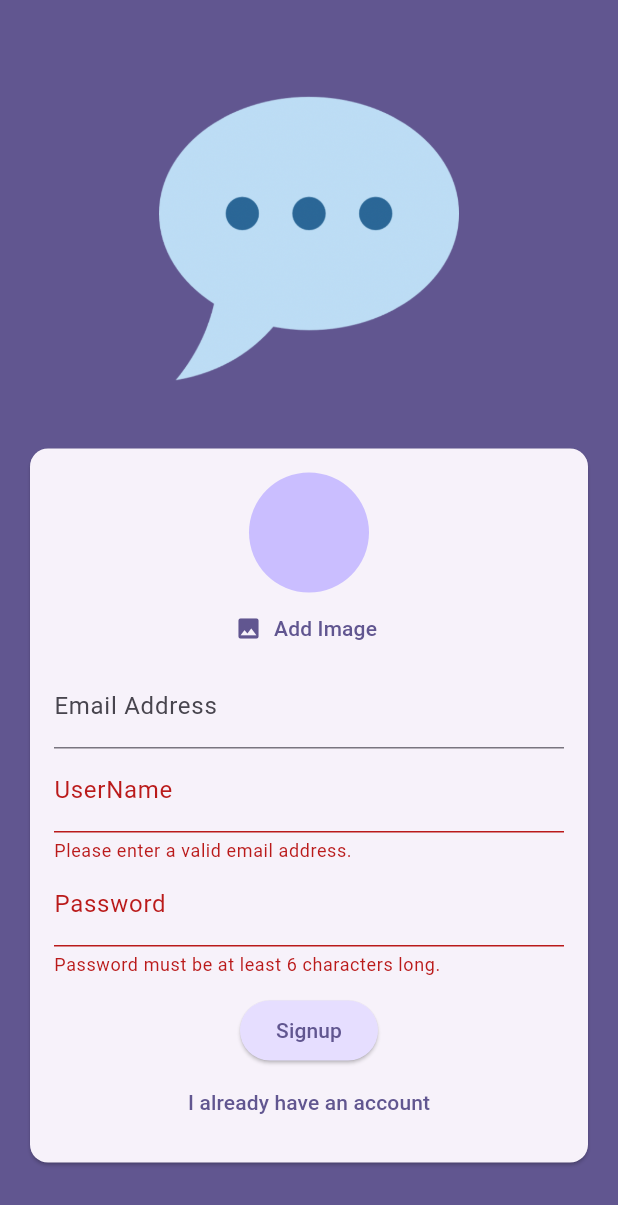
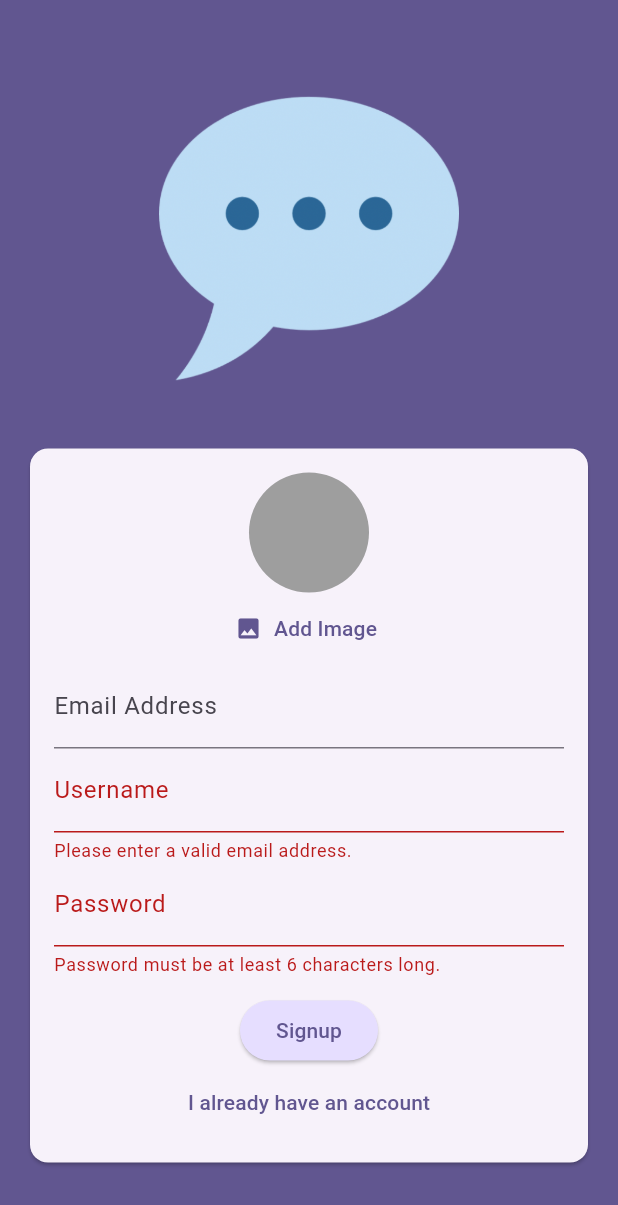
Before and after one commit to Raghav-995/Chat_App, a Flutter app: the screen it shows after launch, after a tap on "Login", after a tap on "Create an account", on a phone screen of 412 x 824 dp. Shown: the top 1205 px of the screen. Run offline on Flutter 3.47's test engine with Material 3 defaults, Android fonts, the phone set to English and light mode, and no system bars; our stand-ins replace cloud_firestore, firebase_auth, firebase_core, firebase_storage, image_picker; accounts and stored records are empty.

```diff
--- a/lib/screens/auth.dart
+++ b/lib/screens/auth.dart
@@ -23,7 +23,7 @@ class _AuthScreenState extends State<AuthScreen> {
   var _isLogin = true;
   var _enteredEmail = '';
   var _enteredPassword = '';
-  var _enteredUserName = '';
+  var _enteredUsername = '';
   File? _selectedImage;
   var _isAuthenticating = false;
 
@@ -55,14 +55,14 @@ class _AuthScreenState extends State<AuthScreen> {
 
         await storageRef.putFile(_selectedImage!);
         final imageUrl = await storageRef.getDownloadURL();
-        print(imageUrl);
+
         await FirebaseFirestore.instance
-            .collection('User')
-            .doc('$userCredentials.user!.uid')
+            .collection('users')
+            .doc(userCredentials.user!.uid)
             .set({
-          'userName': _enteredUserName,
+          'username': _enteredUsername,
           'email': _enteredEmail,
-          'imageURL': imageUrl
+          'image_url': imageUrl,
         });
       }
     } on FirebaseAuthException catch (error) {
@@ -111,9 +111,11 @@ class _AuthScreenState extends State<AuthScreen> {
                         mainAxisSize: MainAxisSize.min,
                         children: [
                           if (!_isLogin)
-                            UserImagePicker(onPickedImage: (pickedImage) {
-                              _selectedImage = pickedImage;
-                            }),
+                            UserImagePicker(
+                              onPickImage: (pickedImage) {
+                                _selectedImage = pickedImage;
+                              },
+                            ),
                           TextFormField(
                             decoration: const InputDecoration(
                                 labelText: 'Email Address'),
@@ -135,19 +137,19 @@ class _AuthScreenState extends State<AuthScreen> {
                           ),
                           if (!_isLogin)
                             TextFormField(
+                              decoration:
+                                  const InputDecoration(labelText: 'Username'),
+                              enableSuggestions: false,
                               validator: (value) {
                                 if (value == null ||
                                     value.isEmpty ||
                                     value.trim().length < 4) {
-                                  return 'Username must be > 4 characters';
+                                  return 'Please enter at least 4 characters.';
                                 }
                                 return null;
                               },
-                              enableSuggestions: false,
-                              decoration:
-                                  const InputDecoration(labelText: 'UserName'),
                               onSaved: (value) {
-                                _enteredUserName = value!;
+                                _enteredUsername = value!;
                               },
                             ),
                           TextFormField(
--- a/lib/screens/splash_screen.dart
+++ b/lib/screens/splash.dart
@@ -2,11 +2,16 @@ import 'package:flutter/material.dart';
 
 class SplashScreen extends StatelessWidget {
   const SplashScreen({super.key});
+
   @override
   Widget build(BuildContext context) {
-    return CircularProgressIndicator(
-      value: 5.0,
-      color: Theme.of(context).colorScheme.inversePrimary,
+    return Scaffold(
+      appBar: AppBar(
+        title: const Text('FlutterChat'),
+      ),
+      body: const Center(
+        child: Text('Loading...'),
+      ),
     );
   }
 }
--- a/lib/widgets/user_image_picker.dart
+++ b/lib/widgets/user_image_picker.dart
@@ -4,49 +4,61 @@ import 'package:flutter/material.dart';
 import 'package:image_picker/image_picker.dart';
 
 class UserImagePicker extends StatefulWidget {
-  const UserImagePicker({super.key, required this.onPickedImage});
-  final void Function(File pickedImage) onPickedImage;
+  const UserImagePicker({
+    super.key,
+    required this.onPickImage,
+  });
+
+  final void Function(File pickedImage) onPickImage;
+
   @override
-  State<UserImagePicker> createState() => _UserImagePickerState();
+  State<UserImagePicker> createState() {
+    return _UserImagePickerState();
+  }
 }
 
 class _UserImagePickerState extends State<UserImagePicker> {
-  File? _pickedImagePath;
+  File? _pickedImageFile;
 
-  void _selectImage() async {
+  void _pickImage() async {
     final pickedImage = await ImagePicker().pickImage(
       source: ImageSource.camera,
+      imageQuality: 50,
+      maxWidth: 150,
     );
+
     if (pickedImage == null) {
       return;
     }
+
     setState(() {
-      _pickedImagePath = File(pickedImage.path);
+      _pickedImageFile = File(pickedImage.path);
     });
-    widget.onPickedImage(_pickedImagePath!);
+
+    widget.onPickImage(_pickedImageFile!);
   }
 
   @override
-  Widget build(context) {
-    return Center(
-      child: Column(
+  Widget build(BuildContext context) {
+    return Column(
       children: [
         CircleAvatar(
-            radius: 40.0,
-            backgroundColor: Theme.of(context).colorScheme.inversePrimary,
-            backgroundImage:
-                _pickedImagePath != null ? FileImage(_pickedImagePath!) : null,
+          radius: 40,
+          backgroundColor: Colors.grey,
+          foregroundImage:
+              _pickedImageFile != null ? FileImage(_pickedImageFile!) : null,
         ),
         TextButton.icon(
-            onPressed: _selectImage,
+          onPressed: _pickImage,
+          icon: const Icon(Icons.image),
           label: Text(
             'Add Image',
-              style: TextStyle(color: Theme.of(context).colorScheme.primary),
+            style: TextStyle(
+              color: Theme.of(context).colorScheme.primary,
             ),
-            icon: const Icon(Icons.image),
+          ),
         )
       ],
-      ),
     );
   }
 }
```
Also changed, not shown: lib/main.dart (+4 -4 lines), lib/screens/chat.dart (+18 -5 lines), lib/widgets/chat_messages.dart (added, +79 -0 lines), lib/widgets/message_bubble.dart (added, +147 -0 lines), lib/widgets/new_message.dart (added, +74 -0 lines), 1 other file. Lines whose indentation alone changed are shown as unchanged.
